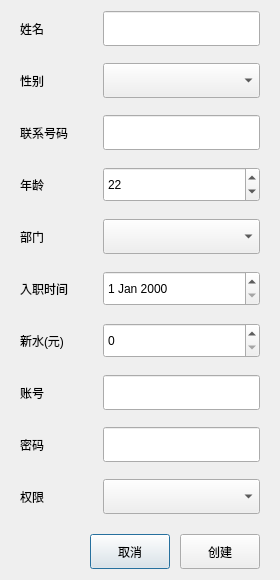
First picture: the form in Qt/ERP/dialognewuser.ui, repository superp2017/NTERP, before the edit.
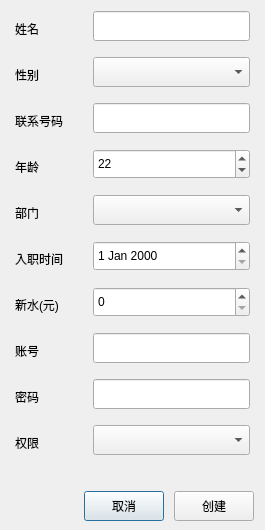
Second picture: the form after the edit.

Diff of the .ui file:
```diff
--- a/Qt/ERP/dialognewuser.ui
+++ b/Qt/ERP/dialognewuser.ui
@@ -6,14 +6,14 @@
    <rect>
     <x>0</x>
     <y>0</y>
-    <width>280</width>
-    <height>580</height>
+    <width>265</width>
+    <height>530</height>
    </rect>
   </property>
   <property name="minimumSize">
    <size>
-    <width>280</width>
-    <height>580</height>
+    <width>265</width>
+    <height>530</height>
    </size>
   </property>
   <property name="maximumSize">
@@ -27,21 +27,27 @@
   </property>
   <layout class="QGridLayout" name="gridLayout" rowstretch="8,0">
    <property name="leftMargin">
-    <number>20</number>
+    <number>15</number>
+   </property>
+   <property name="topMargin">
+    <number>11</number>
    </property>
    <property name="rightMargin">
-    <number>20</number>
+    <number>11</number>
    </property>
    <property name="bottomMargin">
-    <number>11</number>
+    <number>9</number>
    </property>
    <item row="0" column="0">
     <layout class="QFormLayout" name="formLayout">
      <property name="horizontalSpacing">
-      <number>35</number>
+      <number>30</number>
      </property>
      <property name="verticalSpacing">
-      <number>17</number>
+      <number>11</number>
+     </property>
+     <property name="rightMargin">
+      <number>4</number>
      </property>
      <item row="0" column="0">
       <widget class="QLabel" name="label">
@@ -61,7 +67,7 @@
        <property name="minimumSize">
         <size>
          <width>0</width>
-         <height>35</height>
+         <height>30</height>
         </size>
        </property>
       </widget>
@@ -84,7 +90,7 @@
        <property name="minimumSize">
         <size>
          <width>0</width>
-         <height>35</height>
+         <height>30</height>
         </size>
        </property>
       </widget>
@@ -107,7 +113,7 @@
        <property name="minimumSize">
         <size>
          <width>0</width>
-         <height>35</height>
+         <height>30</height>
         </size>
        </property>
        <property name="maxLength">
@@ -133,7 +139,7 @@
        <property name="minimumSize">
         <size>
          <width>0</width>
-         <height>35</height>
+         <height>30</height>
         </size>
        </property>
        <property name="minimum">
@@ -162,7 +168,7 @@
        <property name="minimumSize">
         <size>
          <width>0</width>
-         <height>35</height>
+         <height>30</height>
         </size>
        </property>
       </widget>
@@ -211,7 +217,7 @@
        <property name="minimumSize">
         <size>
          <width>0</width>
-         <height>35</height>
+         <height>30</height>
         </size>
        </property>
       </widget>
@@ -221,7 +227,7 @@
        <property name="minimumSize">
         <size>
          <width>0</width>
-         <height>35</height>
+         <height>30</height>
         </size>
        </property>
        <property name="minimumDateTime">
@@ -248,7 +254,7 @@
        <property name="minimumSize">
         <size>
          <width>0</width>
-         <height>35</height>
+         <height>30</height>
         </size>
        </property>
        <property name="maximum">
@@ -287,7 +293,7 @@
        <property name="minimumSize">
         <size>
          <width>0</width>
-         <height>35</height>
+         <height>30</height>
         </size>
        </property>
       </widget>
@@ -297,7 +303,7 @@
        <property name="minimumSize">
         <size>
          <width>0</width>
-         <height>35</height>
+         <height>30</height>
         </size>
        </property>
       </widget>
@@ -333,7 +339,7 @@
        <property name="minimumSize">
         <size>
          <width>0</width>
-         <height>35</height>
+         <height>30</height>
         </size>
        </property>
        <property name="text">
@@ -346,7 +352,7 @@
        <property name="minimumSize">
         <size>
          <width>0</width>
-         <height>35</height>
+         <height>30</height>
         </size>
        </property>
        <property name="text">
```
